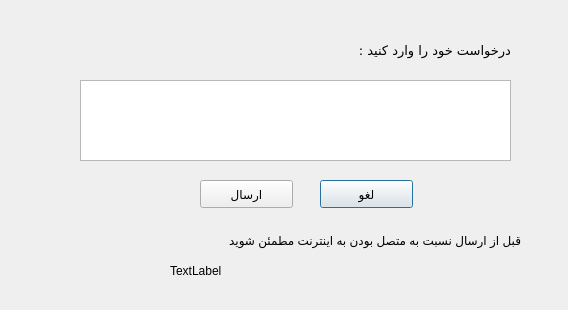
Before: the Qt Designer form GUI/change.ui in kazem3d/PhoneBook, drawn with Qt 5.
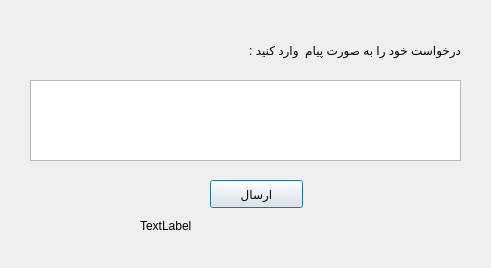
After: the same form once the commit is applied.

The edit to the form file:
```diff
--- a/GUI/change.ui
+++ b/GUI/change.ui
@@ -6,30 +6,17 @@
    <rect>
     <x>0</x>
     <y>0</y>
-    <width>568</width>
-    <height>310</height>
+    <width>491</width>
+    <height>268</height>
    </rect>
   </property>
   <property name="windowTitle">
    <string>درخواست تغییر</string>
   </property>
-  <widget class="QPushButton" name="pushButton">
-   <property name="geometry">
-    <rect>
-     <x>320</x>
-     <y>180</y>
-     <width>93</width>
-     <height>28</height>
-    </rect>
-   </property>
-   <property name="text">
-    <string>لغو</string>
-   </property>
-  </widget>
   <widget class="QPushButton" name="pushButton_2">
    <property name="geometry">
     <rect>
-     <x>200</x>
+     <x>210</x>
      <y>180</y>
      <width>93</width>
      <height>28</height>
@@ -42,7 +29,7 @@
   <widget class="QTextEdit" name="textEdit">
    <property name="geometry">
     <rect>
-     <x>80</x>
+     <x>30</x>
      <y>80</y>
      <width>431</width>
      <height>81</height>
@@ -52,42 +39,23 @@
   <widget class="QLabel" name="label">
    <property name="geometry">
     <rect>
-     <x>330</x>
+     <x>250</x>
      <y>40</y>
-     <width>181</width>
+     <width>211</width>
      <height>20</height>
     </rect>
    </property>
-   <property name="font">
-    <font>
-     <family>B Homa</family>
-     <pointsize>10</pointsize>
-    </font>
-   </property>
    <property name="text">
-    <string>درخواست خود را وارد کنید :</string>
-   </property>
-  </widget>
-  <widget class="QLabel" name="label_2">
-   <property name="geometry">
-    <rect>
-     <x>110</x>
-     <y>230</y>
-     <width>411</width>
-     <height>20</height>
-    </rect>
-   </property>
-   <property name="text">
-    <string>قبل از ارسال نسبت به متصل بودن به اینترنت مطمئن شوید</string>
+    <string>درخواست خود را به صورت پیام  وارد کنید :</string>
    </property>
   </widget>
   <widget class="QLabel" name="label_3">
    <property name="geometry">
     <rect>
-     <x>170</x>
-     <y>260</y>
-     <width>261</width>
-     <height>21</height>
+     <x>140</x>
+     <y>210</y>
+     <width>321</width>
+     <height>31</height>
     </rect>
    </property>
    <property name="text">
```
